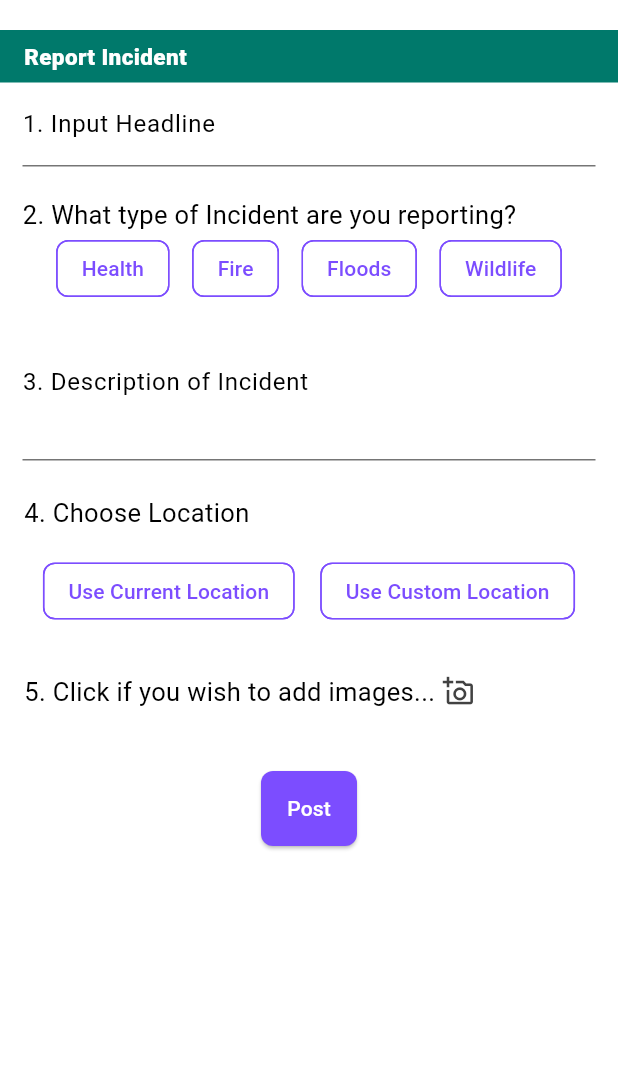
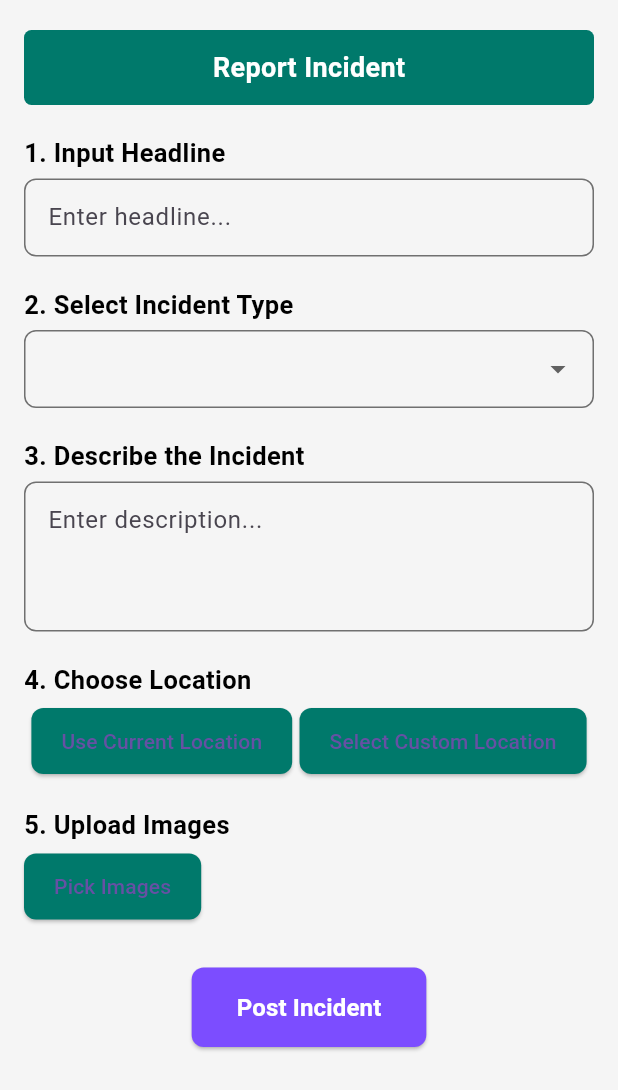
Before and after one commit to Nasiali-Eden/CityWatch, a Flutter app: the PostIncident screen opened directly, on a phone screen of 412 x 824 dp. Shown: the top 1090 px of the screen. Run offline on Flutter 3.47's test engine with Material 3 defaults, Android fonts, the phone set to English and light mode, and no system bars; our stand-ins replace cloud_firestore, firebase_auth, firebase_core, firebase_storage, geolocator, google_maps_flutter and 3 more; missing offline and left inert: firebase_app_check, play_integrity_flutter; accounts and stored records are empty.

Commit message:
Incidents

```diff
--- a/lib/Shared/Inputs/post_incident.dart
+++ b/lib/Shared/Inputs/post_incident.dart
@@ -1,4 +1,8 @@
+import 'dart:io';
 import 'package:flutter/material.dart';
+import 'package:google_maps_flutter/google_maps_flutter.dart';
+import '../../Services/Incidents/incident_upload.dart';
+import '../../Services/Incidents/map_selection.dart';
 
 class PostIncident extends StatefulWidget {
   const PostIncident({super.key});
@@ -11,217 +15,186 @@ class _PostIncidentState extends State<PostIncident> {
   final _formKey = GlobalKey<FormState>();
   final TextEditingController _descriptionController = TextEditingController();
   final TextEditingController _headlineController = TextEditingController();
+  final UploadIncident _uploadIncident = UploadIncident();
 
-  String _headline = '';
-  String _description = '';
+  String _selectedType = '';
+  LatLng? _selectedLatLng;
+  List<File> _selectedImages = [];
 
-  void _onHeadlineChanged(String value) {
+  Future<void> _pickImages() async {
+    List<File> images = await _uploadIncident.pickAndCropImages();
     setState(() {
-      _headline = value;
+      _selectedImages = images;
     });
   }
 
-  void _onDescriptionChanged(String value) {
+  Future<void> _getCurrentLocation() async {
+    String? location = await _uploadIncident.getCurrentLocation();
+    if (location != null) {
+      List<String> latLng = location.split(",");
       setState(() {
-      _description = value;
+        _selectedLatLng = LatLng(double.parse(latLng[0]), double.parse(latLng[1]));
       });
     }
+  }
 
-  final List<String> _selectedTypes = [];
+  Future<void> _selectCustomLocation() async {
+    LatLng? selectedLocation = await Navigator.push(
+      context,
+      MaterialPageRoute(builder: (context) => MapSelectionScreen()),
+    );
 
-  void _toggleType(String type) {
+    if (selectedLocation != null) {
       setState(() {
-      if (_selectedTypes.contains(type)) {
-        // If the type is already selected, deselect it
-        _selectedTypes.remove(type);
-      } else {
-        // If the type is not selected, clear the list and select the new type
-        _selectedTypes.clear();
-        _selectedTypes.add(type);
-      }
+        _selectedLatLng = selectedLocation;
       });
     }
+  }
 
-  void _toggleLocation(String location) {
-    setState(() {
-      if (_selectedTypes.contains(location)) {
-        _selectedTypes.remove(location);
+  void _postIncident() {
+    if (_formKey.currentState!.validate() &&
+        _selectedType.isNotEmpty &&
+        _selectedLatLng != null) {
+      _uploadIncident.uploadIncident(
+        headline: _headlineController.text.trim(),
+        description: _descriptionController.text.trim(),
+        type: _selectedType,
+        images: _selectedImages,
+      );
     } else {
-        _selectedTypes.clear();
-        _selectedTypes.add(location);
+      ScaffoldMessenger.of(context).showSnackBar(
+        const SnackBar(content: Text('Please complete all fields!')),
+      );
     }
-    });
   }
 
   @override
   Widget build(BuildContext context) {
-    final double deviceWidth = MediaQuery.of(context).size.width;
     return Scaffold(
-      backgroundColor: Colors.white,
-
-      body: Padding(
-        padding: const EdgeInsets.all(0.0),
+      backgroundColor: Colors.grey[100], // Light background
+      body: SingleChildScrollView(
+        padding: const EdgeInsets.symmetric(horizontal: 16, vertical: 20),
         child: Form(
           key: _formKey,
-          child: ListView(
+          child: Column(
+            crossAxisAlignment: CrossAxisAlignment.start,
             children: [
-              Column(
-                crossAxisAlignment:
-                    CrossAxisAlignment.stretch, // Stretch to full width
-                children: [
-                  SizedBox(height: 20),
+              // Header
               Container(
-                    padding: EdgeInsets.symmetric(horizontal: 16, vertical: 7),
-                    margin: EdgeInsets.symmetric(vertical: 0),
-                    height: 35,
+                padding: const EdgeInsets.all(12),
+                decoration: BoxDecoration(
                   color: Colors.teal[700],
+                  borderRadius: BorderRadius.circular(5),
+                ),
+                child: Center(
                   child: Text(
                     'Report Incident',
-                      style: TextStyle(color: Colors.white, fontSize: 15, fontWeight: FontWeight.w800),
+                    style: TextStyle(
+                      color: Colors.white,
+                      fontSize: 18,
+                      fontWeight: FontWeight.w700,
                     ),
                   ),
+                ),
+              ),
+              const SizedBox(height: 20),
+
+              // Headline Input
+              _buildSectionTitle('1. Input Headline'),
+              _buildTextField(_headlineController, 'Enter headline...'),
+
+              const SizedBox(height: 20),
+
+              // Incident Type
+              _buildSectionTitle('2. Select Incident Type'),
+              DropdownButtonFormField<String>(
+                value: _selectedType.isEmpty ? null : _selectedType,
+                decoration: _inputDecoration(),
+                items: ['Fire', 'Accident', 'Crime', 'Other']
+                    .map((type) => DropdownMenuItem(
+                  value: type,
+                  child: Text(type),
+                ))
+                    .toList(),
+                onChanged: (value) {
+                  setState(() {
+                    _selectedType = value!;
+                  });
+                },
+                validator: (value) => value == null ? 'Please select an incident type' : null,
+              ),
+
+              const SizedBox(height: 20),
+
+              // Description Input
+              _buildSectionTitle('3. Describe the Incident'),
+              _buildTextField(_descriptionController, 'Enter description...', maxLines: 3),
+
+              const SizedBox(height: 20),
+
+              // Location Selection
+              _buildSectionTitle('4. Choose Location'),
+              Row(
+                mainAxisAlignment: MainAxisAlignment.spaceEvenly,
+                children: [
+                  _buildLocationButton("Use Current Location", _getCurrentLocation),
+                  _buildLocationButton("Select Custom Location", _selectCustomLocation),
                 ],
               ),
+              if (_selectedLatLng != null)
                 Padding(
-                padding: EdgeInsets.symmetric(horizontal: 15, vertical: 0),
-                child: TextFormField(
-                  controller: _headlineController,
-                  decoration: InputDecoration(
-                    labelText: '1. Input Headline',
-                    labelStyle: const TextStyle(
-                        color: Colors.black, fontWeight: FontWeight.w400),
-                    enabledBorder: UnderlineInputBorder(
-                      borderSide: BorderSide(color: Colors.black54),
-                    ),
-                    focusedBorder: const UnderlineInputBorder(
-                      borderSide: BorderSide(color: Colors.black87, width: 0.1),
-                    ),
-                  ),
-                  onChanged: _onHeadlineChanged,
-                  validator: (value) {
-                    if (value == null || value.isEmpty) {
-                      return 'Please add the headline';
-                    }
-                    return null;
-                  },
-                ),
-              ),
-              SizedBox(
-                height: 20,
-              ),
-              Padding(
-                padding: EdgeInsets.symmetric(horizontal: 15, vertical: 0),
+                  padding: const EdgeInsets.only(top: 10),
                   child: Text(
-                  '2. What type of Incident are you reporting?',
-                  style: TextStyle(
-                      color: Colors.black,
-                      fontWeight: FontWeight.w400,
-                      fontSize: 17),
-                ),
-              ),
-              Wrap(
-                alignment: WrapAlignment.center,
-                spacing: 3,
-                runSpacing: 2,
-                children: [
-                  _buildStyleRadioButton('Health'),
-                  _buildStyleRadioButton('Fire'),
-                  _buildStyleRadioButton('Floods'),
-                  _buildStyleRadioButton('Wildlife'),
-                ],
-              ),
-              Padding(
-                padding: EdgeInsets.symmetric(horizontal: 15, vertical: 0),
-                child: TextFormField(
-                  controller: _descriptionController,
-                  maxLines: 3,
-                  decoration: InputDecoration(
-                    labelText: '3. Description of Incident',
-                    labelStyle: const TextStyle(
-                        color: Colors.black, fontWeight: FontWeight.w400),
-                    enabledBorder: UnderlineInputBorder(
-                      borderSide: BorderSide(color: Colors.black54),
-                    ),
-                    focusedBorder: const UnderlineInputBorder(
-                      borderSide: BorderSide(color: Colors.black87, width: 0.1),
-                    ),
-                  ),
-                  onChanged: _onDescriptionChanged,
-                  validator: (value) {
-                    if (value == null || value.isEmpty) {
-                      return 'Please add Description';
-                    }
-                    return null;
-                  },
-                ),
-              ),
-              SizedBox(
-                height: 7,
-              ),
-              Padding(
-                padding: const EdgeInsets.all(16.0),
-                child: Text(
-                  '4. Choose Location',
-                  style: TextStyle(
-                      color: Colors.black,
-                      fontWeight: FontWeight.w400,
-                      fontSize: 17),
-                ),
-              ),
-              Wrap(
-                alignment: WrapAlignment.center,
-                spacing: 5,
-                runSpacing: 8,
-                children: [
-                  _buildLocationRadioButton('Use Current Location'),
-                  _buildLocationRadioButton('Use Custom Location'),
-                ],
-              ),
-              SizedBox(
-                height: 15,
-              ),
-              Padding(
-                padding: const EdgeInsets.all(16.0),
-                child: Row(
-                  children: [
-                    Text(
-                      '5. Click if you wish to add images...',
-                      style: TextStyle(
-                          color: Colors.black,
-                          fontWeight: FontWeight.w400,
-                          fontSize: 17),
-                    ),
-                    SizedBox(
-                      width: 5,
-                    ),
-                    GestureDetector(
-                      child: Icon(
-                        Icons.add_a_photo_outlined,
-                        size: 21,
-                        color: Colors.grey[800],
-                      ),
-                      onTap: (){},
-                    ),
-                  ],
+                    "Selected Location: ${_selectedLatLng!.latitude}, ${_selectedLatLng!.longitude}",
+                    style: const TextStyle(fontSize: 16, fontWeight: FontWeight.w500),
                   ),
                 ),
 
-              SizedBox(
-                height: 25,
+              const SizedBox(height: 20),
+
+              // Image Upload
+              _buildSectionTitle('5. Upload Images'),
+              ElevatedButton(
+                style: _elevatedButtonStyle(),
+                onPressed: _pickImages,
+                child: const Text("Pick Images"),
               ),
+              if (_selectedImages.isNotEmpty)
+                Padding(
+                  padding: const EdgeInsets.only(top: 10),
+                  child: Wrap(
+                    spacing: 8,
+                    runSpacing: 8,
+                    children: _selectedImages
+                        .map((image) => ClipRRect(
+                      borderRadius: BorderRadius.circular(8),
+                      child: Image.file(
+                        image,
+                        width: 80,
+                        height: 80,
+                        fit: BoxFit.cover,
+                      ),
+                    ))
+                        .toList(),
+                  ),
+                ),
+
+              const SizedBox(height: 30),
+
+              // Post Button
               Center(
                 child: ElevatedButton(
                   style: ElevatedButton.styleFrom(
                     backgroundColor: Colors.deepPurpleAccent,
-                    padding: const EdgeInsets.all(15),
+                    padding: const EdgeInsets.symmetric(vertical: 15, horizontal: 30),
                     shape: RoundedRectangleBorder(
                       borderRadius: BorderRadius.circular(8),
                     ),
                   ),
-                  onPressed: () {},
-                  child: Text(
-                    'Post',
-                    style: TextStyle(color: Colors.white),
+                  onPressed: _postIncident,
+                  child: const Text(
+                    "Post Incident",
+                    style: TextStyle(color: Colors.white, fontSize: 16, fontWeight: FontWeight.w600),
                   ),
                 ),
               ),
@@ -232,61 +205,53 @@ class _PostIncidentState extends State<PostIncident> {
     );
   }
 
-  Widget _buildStyleRadioButton(String type) {
+  Widget _buildSectionTitle(String title) {
     return Padding(
-      padding: const EdgeInsets.symmetric(horizontal: 6.0),
-      child: FilterChip(
-        label: Text(
-          type,
-          // Conditional text color based on selection
-          style: TextStyle(
-            color: _selectedTypes.contains(type)
-                ? Colors.white
-                : Colors.deepPurpleAccent,
-          ),
-        ),
-        selected: _selectedTypes.contains(type),
-        onSelected: (selected) {
-          _toggleType(type);
-        },
-        backgroundColor: Colors.white, // Background color when not selected
-        selectedColor: Colors.deepPurpleAccent, // Background color when selected
-        side: _selectedTypes.contains(type)
-            ? BorderSide.none // No border when selected
-            : BorderSide(
-                color: Colors.deepPurpleAccent, // Border color when not selected
-              ),
+      padding: const EdgeInsets.only(bottom: 5),
+      child: Text(
+        title,
+        style: const TextStyle(fontSize: 17, fontWeight: FontWeight.w600, color: Colors.black),
       ),
     );
   }
 
-  Widget _buildLocationRadioButton(String location) {
-    return Padding(
-      padding: const EdgeInsets.symmetric(horizontal: 6.0),
-      child: FilterChip(
-        label: Text(
-          location,
-          // Conditional text color based on selection
-          style: TextStyle(
-            color: _selectedTypes.contains(location)
-                ? Colors.white
-                : Colors.deepPurpleAccent,
+  Widget _buildTextField(TextEditingController controller, String hintText, {int maxLines = 1}) {
+    return TextFormField(
+      controller: controller,
+      maxLines: maxLines,
+      decoration: _inputDecoration().copyWith(hintText: hintText),
+      validator: (value) => value!.isEmpty ? 'This field cannot be empty' : null,
+    );
+  }
+
+  Widget _buildLocationButton(String text, VoidCallback onPressed) {
+    return ElevatedButton(
+      style: _elevatedButtonStyle(),
+      onPressed: onPressed,
+      child: Text(text),
+    );
+  }
+
+  InputDecoration _inputDecoration() {
+    return InputDecoration(
+      contentPadding: const EdgeInsets.symmetric(horizontal: 12, vertical: 14),
+      border: OutlineInputBorder(borderRadius: BorderRadius.circular(8)),
+      enabledBorder: OutlineInputBorder(
+        borderSide: BorderSide(color: Colors.black54),
+        borderRadius: BorderRadius.circular(8),
       ),
-        ),
-        selected: _selectedTypes.contains(location),
-        onSelected: (selected) {
-          _toggleLocation(location);
-        },
-        backgroundColor: Colors.white,
-        // Background color when not selected
-        selectedColor: Colors.deepPurpleAccent,
-        // Background color when selected
-        side: _selectedTypes.contains(location)
-            ? BorderSide.none // No border when selected
-            : BorderSide(
-          color: Colors.deepPurpleAccent, // Border color when not selected
-        ),
+      focusedBorder: OutlineInputBorder(
+        borderSide: BorderSide(color: Colors.deepPurpleAccent, width: 1.5),
+        borderRadius: BorderRadius.circular(8),
       ),
     );
   }
+
+  ButtonStyle _elevatedButtonStyle() {
+    return ElevatedButton.styleFrom(
+      backgroundColor: Colors.teal[700],
+      padding: const EdgeInsets.symmetric(vertical: 12, horizontal: 20),
+      shape: RoundedRectangleBorder(borderRadius: BorderRadius.circular(8)),
+    );
   }
+}
```
Also changed, not shown: lib/Services/Incidents/incident_upload.dart (+167 -0 lines), lib/Services/Incidents/map_selection.dart (added, +46 -0 lines), lib/User/Home/Reports/user_reports.dart (+16 -6 lines). Lines whose indentation alone changed are shown as unchanged.
